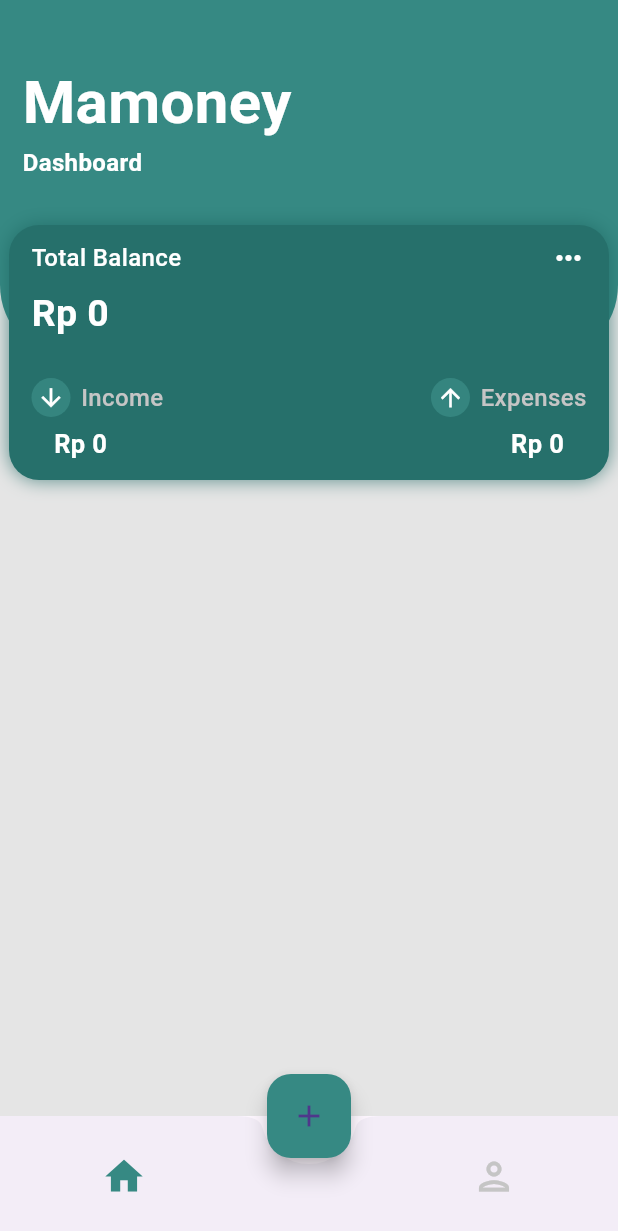
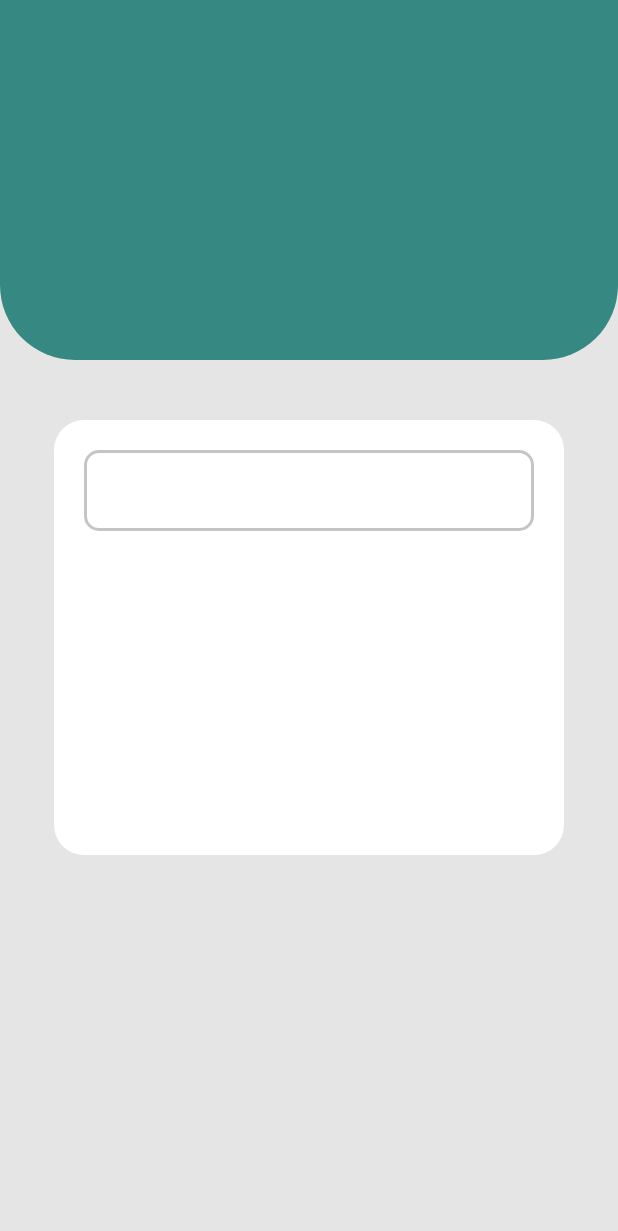
Before and after one commit to PPB-Flutter/UAS-FinanceApp, a Flutter app: the BottomNavigator screen opened by its route, after a tap on the "add" icon, on a phone screen of 412 x 824 dp. Shown: the top 1231 px of the screen. Run offline on Flutter 3.47's test engine with Material 3 defaults, Android fonts, the phone set to English and light mode, and no system bars; our stand-ins replace go_router.

Commit message:
tambah ui transaksi

```diff
--- /dev/null
+++ b/lib/pages/add.dart
@@ -0,0 +1,86 @@
+import 'package:finance_app/controller/dashboard.dart';
+import 'package:finance_app/style/colors.dart';
+import 'package:finance_app/widgets/ui/input.dart';
+import 'package:flutter/material.dart';
+import 'package:go_router/go_router.dart';
+import 'package:go_router/src/state.dart';
+
+class Add extends StatefulWidget {
+  GoRouterState state;
+  BuildContext context;
+  DashboardController? dashboardController;
+  Add(this.context, this.state, {super.key, this.dashboardController});
+
+  @override
+  State<Add> createState() => _AddState();
+}
+
+class _AddState extends State<Add> {
+  @override
+  void initState() {
+    // TODO: implement setState
+    super.initState();
+    setState(() {
+      if (widget.dashboardController != null) {
+        widget.dashboardController!.state = widget.state;
+        widget.dashboardController!.context = widget.context;
+      }
+    });
+  }
+
+  Widget build(BuildContext context) {
+    return Scaffold(
+      backgroundColor: secondary,
+      body: SafeArea(
+          child: Stack(
+        alignment: AlignmentDirectional.center,
+        children: [
+          Column(
+            children: [
+              Container(
+                width: double.infinity,
+                height: 240,
+                decoration: BoxDecoration(
+                  color: primary,
+                  borderRadius: BorderRadius.only(
+                    bottomLeft: Radius.circular(50),
+                    bottomRight: Radius.circular(50),
+                  ),
+                ),
+                child: Column(
+                  children: [
+                    SizedBox(height: 90),
+                    Padding(
+                      padding: EdgeInsets.symmetric(horizontal: 15),
+                      child: Row(
+                        mainAxisAlignment: MainAxisAlignment.spaceBetween,
+                        crossAxisAlignment: CrossAxisAlignment.start,
+                        children: [SizedBox(height: 40)],
+                      ),
+                    )
+                  ],
+                ),
+              )
+            ],
+          ),
+          Positioned(
+              top: 280,
+              child: Container(
+                decoration: BoxDecoration(
+                  borderRadius: BorderRadius.circular(20),
+                  color: white,
+                ),
+                height: 290,
+                width: 340,
+                child: Column(children: [
+                  SizedBox(height: 20),
+                  Input(
+                    label: "",
+                  )
+                ]),
+              ))
+        ],
+      )),
+    );
+  }
+}
--- a/lib/route_generator.dart
+++ b/lib/route_generator.dart
@@ -5,6 +5,7 @@ import 'package:flutter/material.dart';
 import 'package:go_router/go_router.dart';
 import 'pages/dashboard.dart';
 import 'pages/login.dart';
+import 'pages/add.dart';
 
 // class RouteGenerator {
 //   static Route<dynamic> generateRoute(RouteSettings settings) {
@@ -38,6 +39,11 @@ final my_routers = GoRouter(
       builder: (context, state) => BottomNavigator(context, state,
           dashboardController: dashboardController),
     ),
+    GoRoute(
+      path: "/add",
+      builder: (context, state) =>
+          Add(context, state, dashboardController: dashboardController),
+    ),
   ],
 );
     // errorBuilder: (context, state) => const ErrorPage(),
--- a/lib/widgets/bottom_navigator.dart
+++ b/lib/widgets/bottom_navigator.dart
@@ -34,7 +34,8 @@ class _BottomState extends State<BottomNavigator> {
       body: setPage(widget.page),
       floatingActionButton: FloatingActionButton(
         onPressed: () {
-          setState(() {});
+          // setState(() {});
+          context.push<bool>(Uri(path: '/add').toString());
         },
         child: Icon(Icons.add),
         backgroundColor: primary,
```
Also changed, not shown: lib/pages/profil.dart (added).
